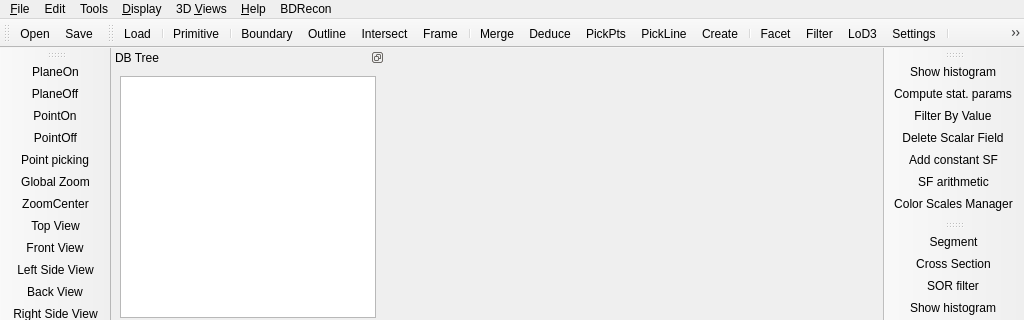
First picture: the form in qCC/ui_templates/mainWindow.ui, repository CloudCompare/CloudCompare, before the edit; both pictures show x 0 to 1024 and y 0 to 320 of the 1024 by 768 pixel window.
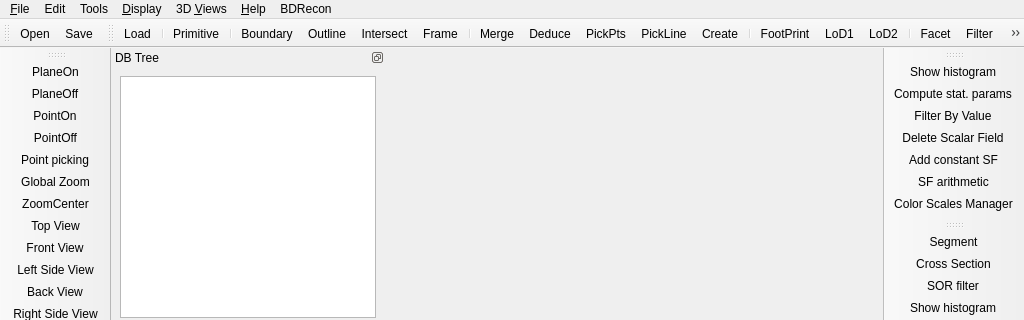
Second picture: the form after the edit. Icons and pictures are not drawn. Custom widgets are drawn as their Qt base class.

The edit to the form file:
```diff
--- a/qCC/ui_templates/mainWindow.ui
+++ b/qCC/ui_templates/mainWindow.ui
@@ -797,14 +797,15 @@
    <addaction name="actionTracePolyline"/>
    <addaction name="actionBDPrimMakePlane"/>
    <addaction name="separator"/>
+   <addaction name="actionExtractSections"/>
+   <addaction name="actionBDLoD1Generation"/>
+   <addaction name="actionBD3D4EM"/>
+   <addaction name="separator"/>
    <addaction name="actionBDPolyFitHypothesis"/>
    <addaction name="actionBDPolyFitFacetFilter"/>
    <addaction name="actionBDPolyFitSelection"/>
    <addaction name="actionBDPolyFitSettings"/>
    <addaction name="separator"/>
-   <addaction name="actionExtractSections"/>
-   <addaction name="actionBD3D4EM"/>
-   <addaction name="separator"/>
    <addaction name="actionBDTextureMapping"/>
   </widget>
   <widget class="QToolBar" name="toolBarView">
@@ -3381,6 +3382,18 @@
     <string>Constrained Mesh</string>
    </property>
   </action>
+  <action name="actionBDLoD1Generation">
+   <property name="icon">
+    <iconset resource="../icones.qrc">
+     <normaloff>:/CC/Stocker/images/stocker/lod1.png</normaloff>:/CC/Stocker/images/stocker/lod1.png</iconset>
+   </property>
+   <property name="text">
+    <string>LoD1 Generation</string>
+   </property>
+   <property name="iconText">
+    <string>LoD1</string>
+   </property>
+  </action>
  </widget>
  <customwidgets>
   <customwidget>
```
Left out of the diff: 2 changed lines with no effect on the pictures.
